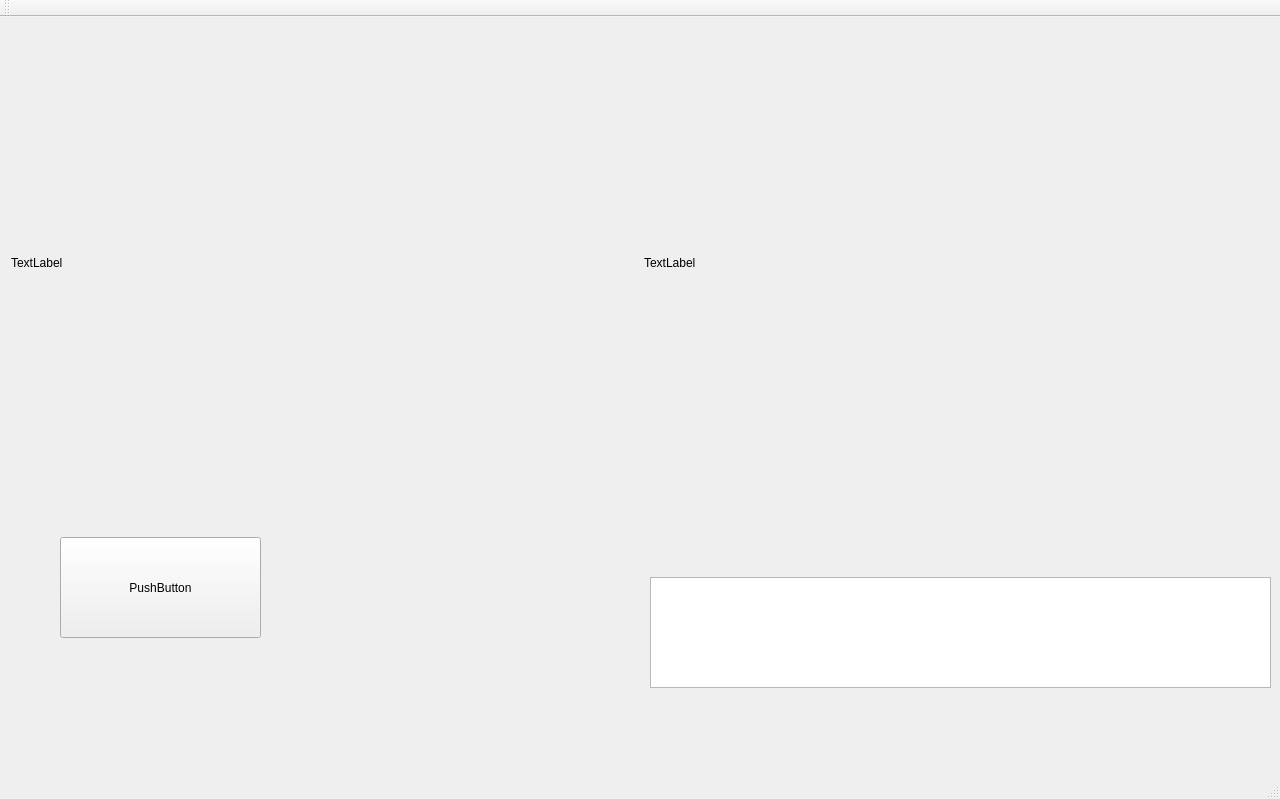
This is mainwindow.ui in EugChesn/GuiClient as Qt 5 draws it before an edit. The edited form follows.
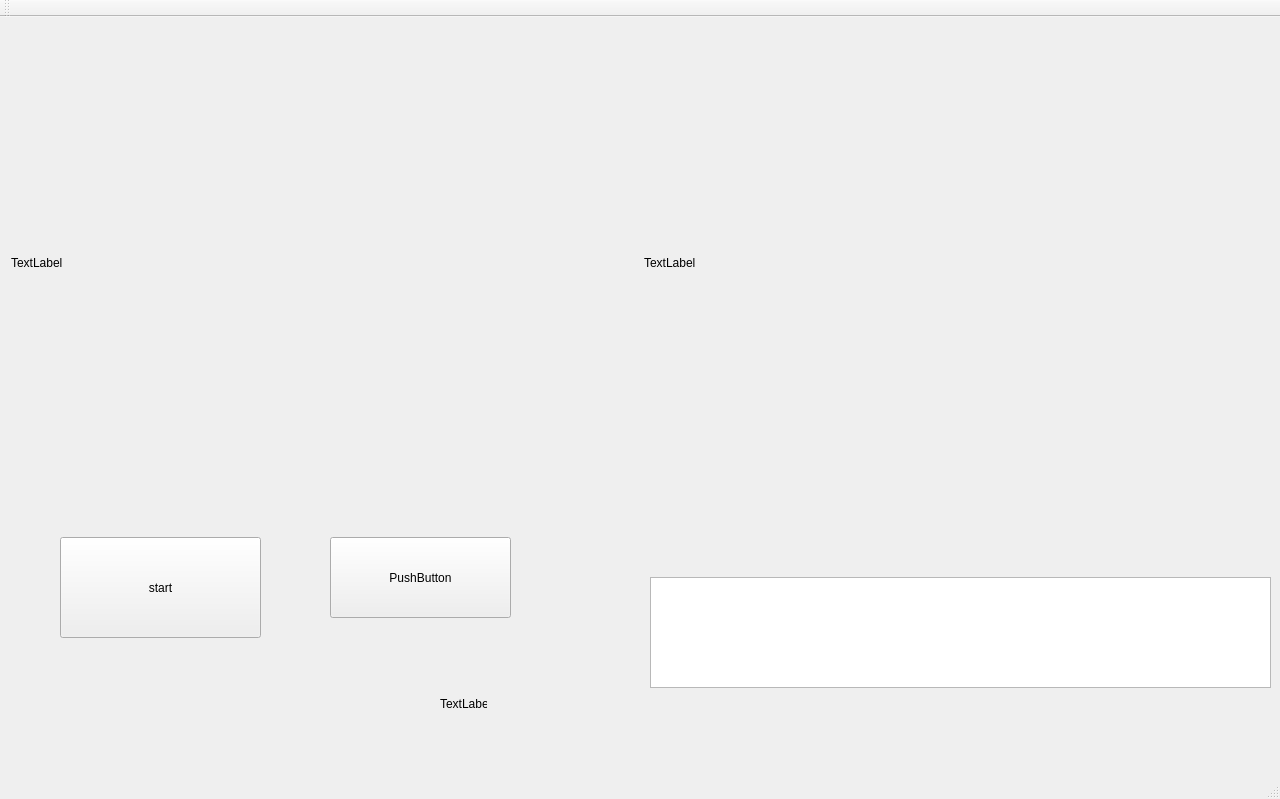
This is the edited form. Icons and pictures are not drawn.

Patch:
```diff
--- a/mainwindow.ui
+++ b/mainwindow.ui
@@ -27,7 +27,7 @@
      </rect>
     </property>
     <property name="text">
-     <string>PushButton</string>
+     <string>start</string>
     </property>
    </widget>
    <widget class="QPlainTextEdit" name="plainTextEdit">
@@ -94,6 +94,32 @@
      </item>
     </layout>
    </widget>
+   <widget class="QPushButton" name="pushButton_2">
+    <property name="geometry">
+     <rect>
+      <x>330</x>
+      <y>520</y>
+      <width>181</width>
+      <height>81</height>
+     </rect>
+    </property>
+    <property name="text">
+     <string>PushButton</string>
+    </property>
+   </widget>
+   <widget class="QLabel" name="event_arrows">
+    <property name="geometry">
+     <rect>
+      <x>440</x>
+      <y>680</y>
+      <width>47</width>
+      <height>13</height>
+     </rect>
+    </property>
+    <property name="text">
+     <string>TextLabel</string>
+    </property>
+   </widget>
   </widget>
   <widget class="QMenuBar" name="menuBar">
    <property name="geometry">
```
Left out of the diff: 3 changed lines with no effect on the pictures.
